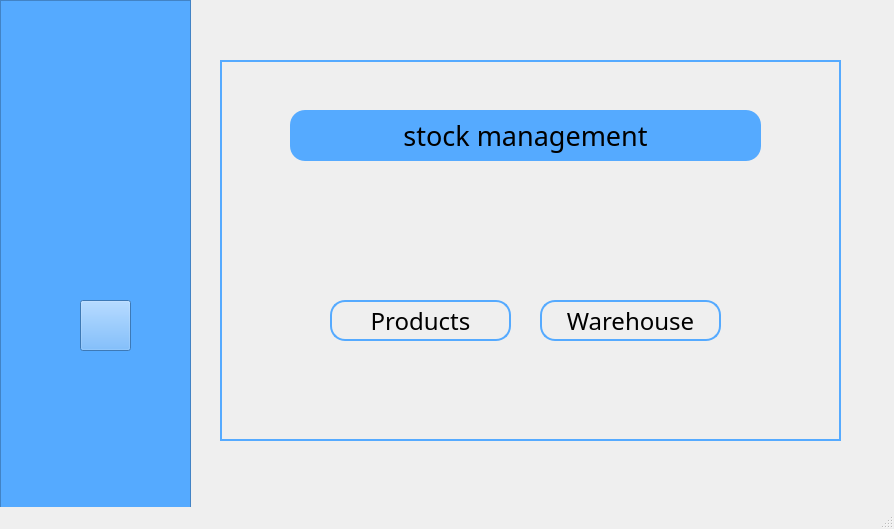
The window that mainwindow.ui (KhairiSlimani/SmartFactory) describes before a commit, drawn with Qt 5.
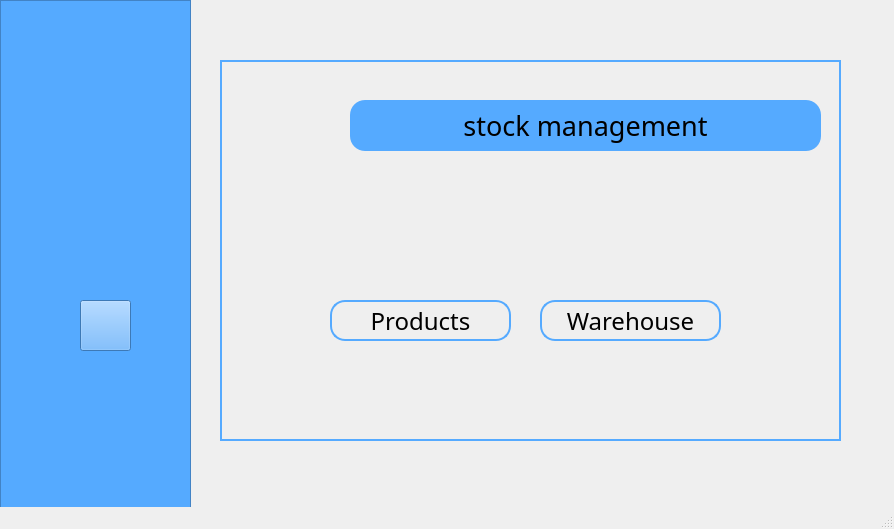
The same window after the commit. Icons and pictures are not drawn.

The edit to the form file:
```diff
--- a/mainwindow.ui
+++ b/mainwindow.ui
@@ -110,8 +110,8 @@
       <widget class="QPushButton" name="CustomerRelationshipManagementButton">
        <property name="geometry">
         <rect>
-         <x>70</x>
-         <y>50</y>
+         <x>130</x>
+         <y>40</y>
          <width>471</width>
          <height>51</height>
         </rect>
```
